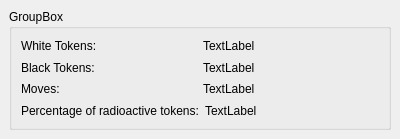
First picture: the form in simulations/raform.ui, repository KDE/kalzium, before the edit.
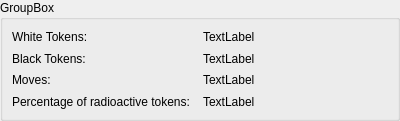
Second picture: the form after the edit.

Patch:
```diff
--- a/simulations/raform.ui
+++ b/simulations/raform.ui
@@ -9,15 +9,23 @@
     <x>0</x>
     <y>0</y>
     <width>400</width>
-    <height>139</height>
+    <height>121</height>
    </rect>
   </property>
+  <property name="sizePolicy" >
+   <sizepolicy>
+    <hsizetype>1</hsizetype>
+    <vsizetype>5</vsizetype>
+    <horstretch>0</horstretch>
+    <verstretch>0</verstretch>
+   </sizepolicy>
+  </property>
   <property name="windowTitle" >
    <string>Form</string>
   </property>
   <layout class="QVBoxLayout" >
    <property name="margin" >
-    <number>9</number>
+    <number>0</number>
    </property>
    <property name="spacing" >
     <number>6</number>
```
